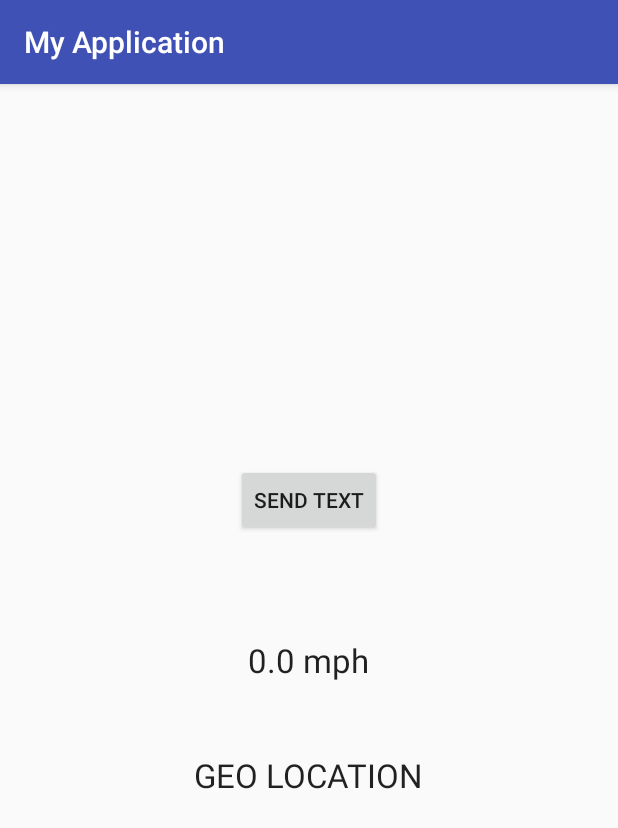
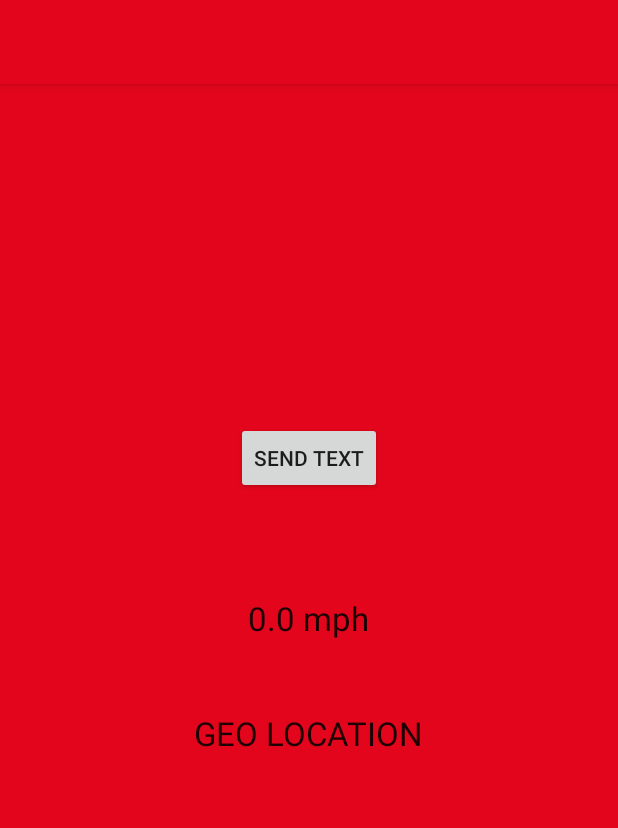
Before and after one commit to gadgettdx/thenewestangel, an Android app: the screen it shows after launch (MainActivity), on a phone screen of 412 x 824 dp. Shown: the top 828 px of the screen. Run offline under Robolectric (Android 15) with nearby library versions, the phone set to English and light mode, and no system bars; 1 statement that could not run was skipped.

Commit message:
Added toolbar but empty at the top and changed color... Need to add menu, app name, and maybe small logo

```diff
--- a/app/build.gradle
+++ b/app/build.gradle
@@ -18,6 +18,7 @@ android {
             proguardFiles getDefaultProguardFile('proguard-android.txt'), 'proguard-rules.pro'
         }
     }
+    sourceSets { main { res.srcDirs = ['src/main/res', 'src/main/res/menu'] } }
 }
 
 dependencies {
--- a/app/src/main/AndroidManifest.xml
+++ b/app/src/main/AndroidManifest.xml
@@ -11,7 +11,7 @@
         android:icon="@mipmap/ic_launcher"
         android:label="@string/app_name"
         android:supportsRtl="true"
-        android:theme="@style/AppTheme">
+        android:theme="@style/Theme.AppCompat.Light.NoActionBar">
         <activity android:name=".MainActivity">
             <intent-filter>
                 <action android:name="android.intent.action.MAIN" />
--- a/app/src/main/java/com/example/johnoconnor/myapplication/MainActivity.java
+++ b/app/src/main/java/com/example/johnoconnor/myapplication/MainActivity.java
@@ -7,6 +7,7 @@ import android.location.LocationListener;
 import android.location.LocationManager;
 import android.support.v7.app.AppCompatActivity;
 import android.os.Bundle;
+import android.support.v7.widget.Toolbar;
 import android.telephony.SmsManager;
 import android.view.View;
 import android.widget.Button;
--- a/app/src/main/res/layout/activity_main.xml
+++ b/app/src/main/res/layout/activity_main.xml
@@ -4,10 +4,20 @@
     android:layout_width="match_parent"
     android:layout_height="match_parent"
     android:paddingBottom="@dimen/activity_vertical_margin"
-    android:paddingLeft="@dimen/activity_horizontal_margin"
-    android:paddingRight="@dimen/activity_horizontal_margin"
-    android:paddingTop="@dimen/activity_vertical_margin"
+    android:paddingLeft="0dp"
+    android:paddingRight="0dp"
+    android:paddingTop="0dp"
+    android:background="#E3051B"
     tools:context="com.example.johnoconnor.myapplication.MainActivity">
+
+    <android.support.v7.widget.Toolbar
+        android:id="@+id/my_toolbar"
+        android:layout_width="match_parent"
+        android:layout_height="?attr/actionBarSize"
+        android:background="#E3051B"
+        android:elevation="4dp"
+        android:theme="@style/ThemeOverlay.AppCompat.ActionBar"
+        android:popupTheme="@style/ThemeOverlay.AppCompat.Light"/>
 
     <TextView
         android:layout_width="wrap_content"
--- /dev/null
+++ b/app/src/main/res/values/menu.xml
@@ -0,0 +1,2 @@
+<?xml version="1.0" encoding="utf-8"?>
+<resources></resources>
--- a/app/src/main/res/values/styles.xml
+++ b/app/src/main/res/values/styles.xml
@@ -8,4 +8,6 @@
         <item name="colorAccent">@color/colorAccent</item>
     </style>
 
+
+
 </resources>
```
